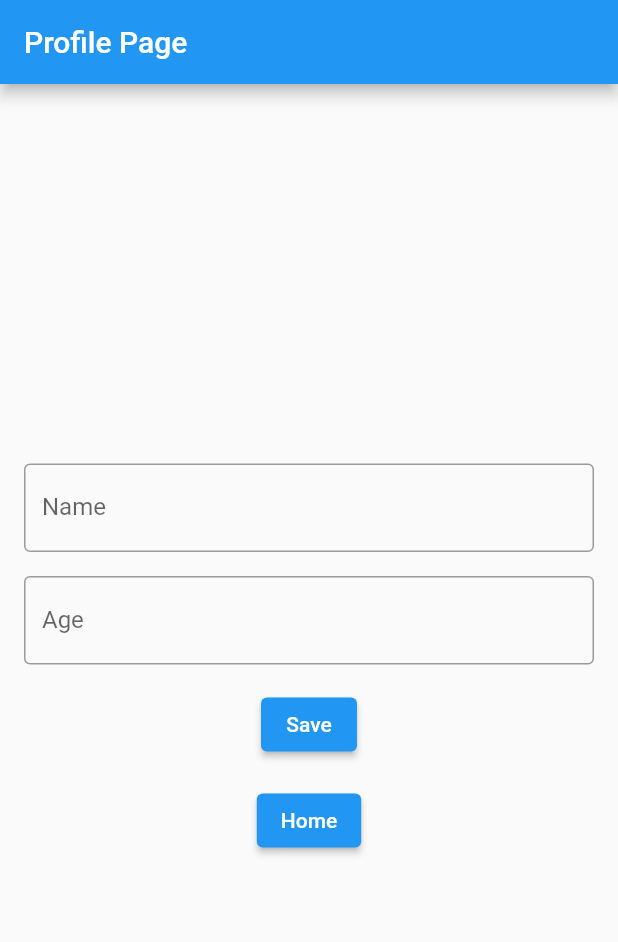
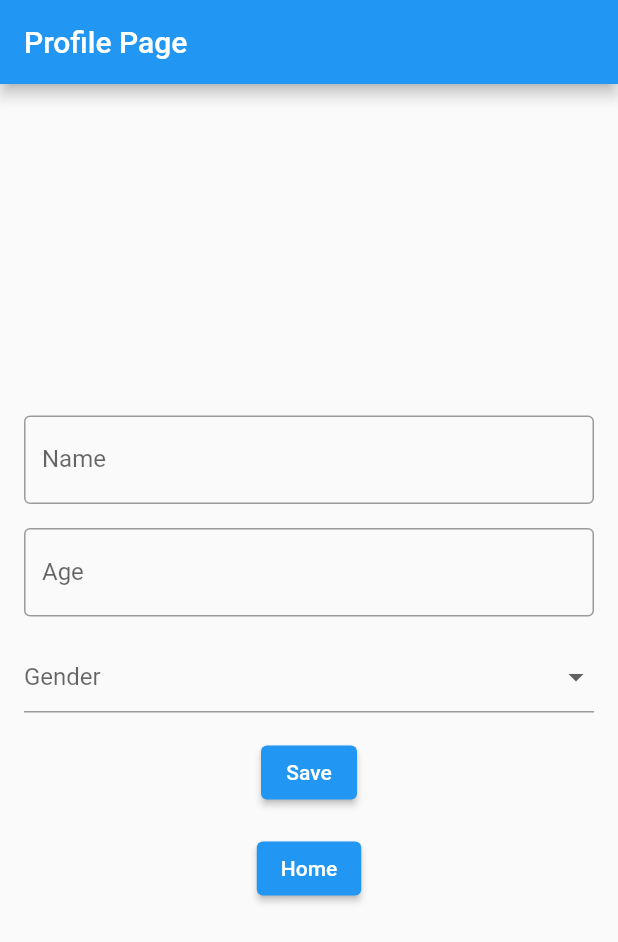
Before and after one commit to RishiVaya/TaxiMate, a Flutter app: the ProfilePage screen opened by its route, on a phone screen of 412 x 824 dp. Shown: the top 942 px of the screen. Run offline on Flutter 3.47's test engine with Material 2 defaults, Android fonts, the phone set to English and light mode, and no system bars; our stand-ins replace firebase_auth, firebase_core, geocoding, geolocator, go_router, google_maps_flutter; missing offline and left inert: flutter_polyline_points; accounts and stored records are empty.

Commit message:
profile page works

```diff
--- a/lib/main.dart
+++ b/lib/main.dart
@@ -1,5 +1,4 @@
 import 'package:flutter/material.dart';
-import 'package:taximate/pages/profile_page.dart';
 import 'pages/login_page.dart';
 import 'pages/sign_up_page.dart';
 import 'pages/home_page.dart';
@@ -22,7 +21,7 @@ final GoRouter _router = GoRouter(
   routes: [
     GoRoute(
       path: '/',
-      builder: (context, state) => const MainPage(),
+      builder: (context, state) => MapView(),
     ),
     GoRoute(
       path: '/signup',
@@ -31,6 +30,10 @@ final GoRouter _router = GoRouter(
     GoRoute(
       path: '/maps',
       builder: (context, state) => MapView(),
+    ),
+    GoRoute(
+      path: '/login',
+      builder: (context, state) => const LoginPage(),
     ),
     GoRoute(
       path: '/profile',
--- a/lib/pages/profile_page.dart
+++ b/lib/pages/profile_page.dart
@@ -1,7 +1,5 @@
 import 'package:flutter/material.dart';
 import 'package:go_router/go_router.dart';
-import 'package:firebase_auth/firebase_auth.dart';
-import '../auth/auth.dart';
 
 class ProfilePage extends StatefulWidget {
   const ProfilePage({super.key});
@@ -13,9 +11,9 @@ class ProfilePage extends StatefulWidget {
 class _ProfilePageState extends State<ProfilePage> {
   final TextEditingController nameController = TextEditingController();
   final TextEditingController ageController = TextEditingController();
+  String _selectedValue = "";
+  List<String> listOfValue = ["Male", "Female", "Other"];
 
-  @override
-  Widget build(BuildContext context) {
   void _showAlert(BuildContext context) {
     showDialog(
       context: context,
@@ -36,6 +34,8 @@ class _ProfilePageState extends State<ProfilePage> {
     );
   }
 
+  @override
+  Widget build(BuildContext context) {
     return Scaffold(
       appBar: AppBar(
         title: const Text('Profile Page'),
@@ -59,7 +59,32 @@ class _ProfilePageState extends State<ProfilePage> {
                 labelText: 'Age',
                 border: OutlineInputBorder(),
               ),
-              obscureText: true,
+            ),
+            const SizedBox(height: 16.0),
+            DropdownButtonFormField(
+              value: _selectedValue.isNotEmpty ? _selectedValue : null,
+              hint: Text(
+                'Gender',
+              ),
+              isExpanded: true,
+              onChanged: (value) {
+                setState(() {
+                  _selectedValue = value!;
+                });
+              },
+              onSaved: (value) {
+                setState(() {
+                  _selectedValue = value!;
+                });
+              },
+              items: listOfValue.map((String val) {
+                return DropdownMenuItem(
+                  value: val,
+                  child: Text(
+                    val,
+                  ),
+                );
+              }).toList(),
             ),
             const SizedBox(height: 16.0),
             ElevatedButton(
```
Lines whose indentation alone changed are shown as unchanged.
